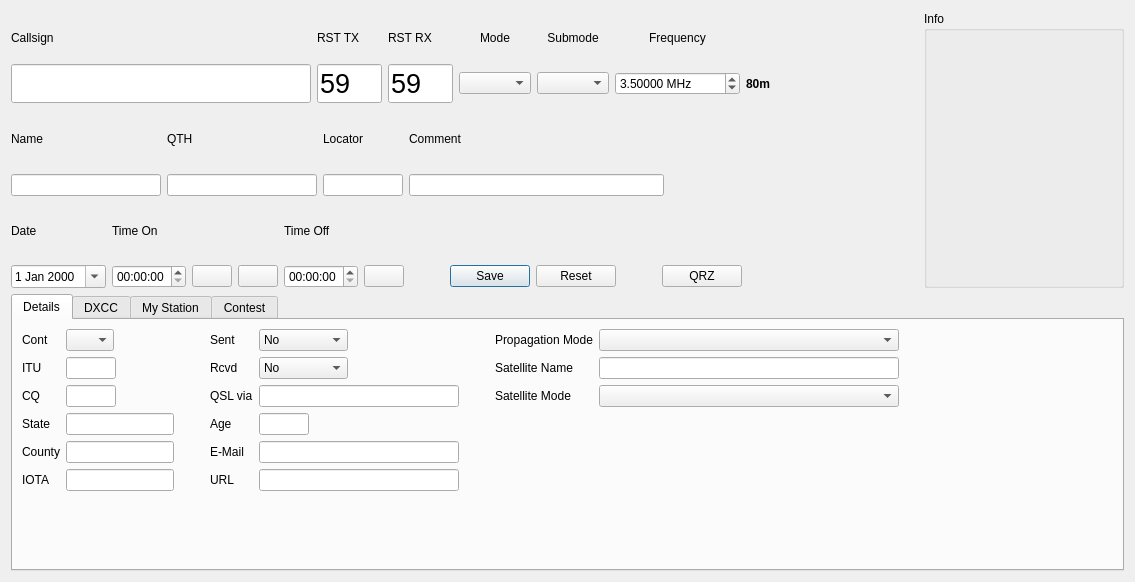
The window that ui/NewContactWidget.ui (k5mcd/QLog) describes before a commit, drawn with Qt 5.
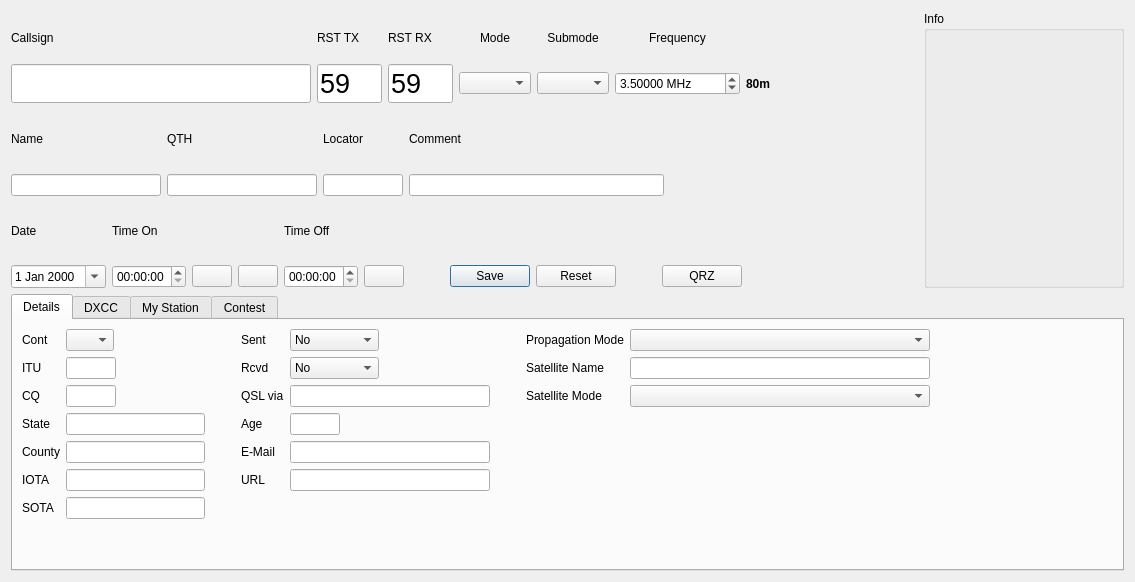
The same window after the commit. Icons and pictures are not drawn. Custom widgets are drawn as their Qt base class.

Commit message: NewContact: Added SOTA Ref input field

What changed in the file:
```diff
--- a/ui/NewContactWidget.ui
+++ b/ui/NewContactWidget.ui
@@ -896,6 +896,16 @@
            </property>
           </widget>
          </item>
+         <item row="6" column="0">
+          <widget class="QLabel" name="sotaLabel">
+           <property name="text">
+            <string>SOTA</string>
+           </property>
+          </widget>
+         </item>
+         <item row="6" column="1">
+          <widget class="QLineEdit" name="sotaEdit"/>
+         </item>
         </layout>
        </item>
        <item>
```
Left out of the diff: 48 changed lines with no effect on the pictures. The commit also changes 6 other files.
